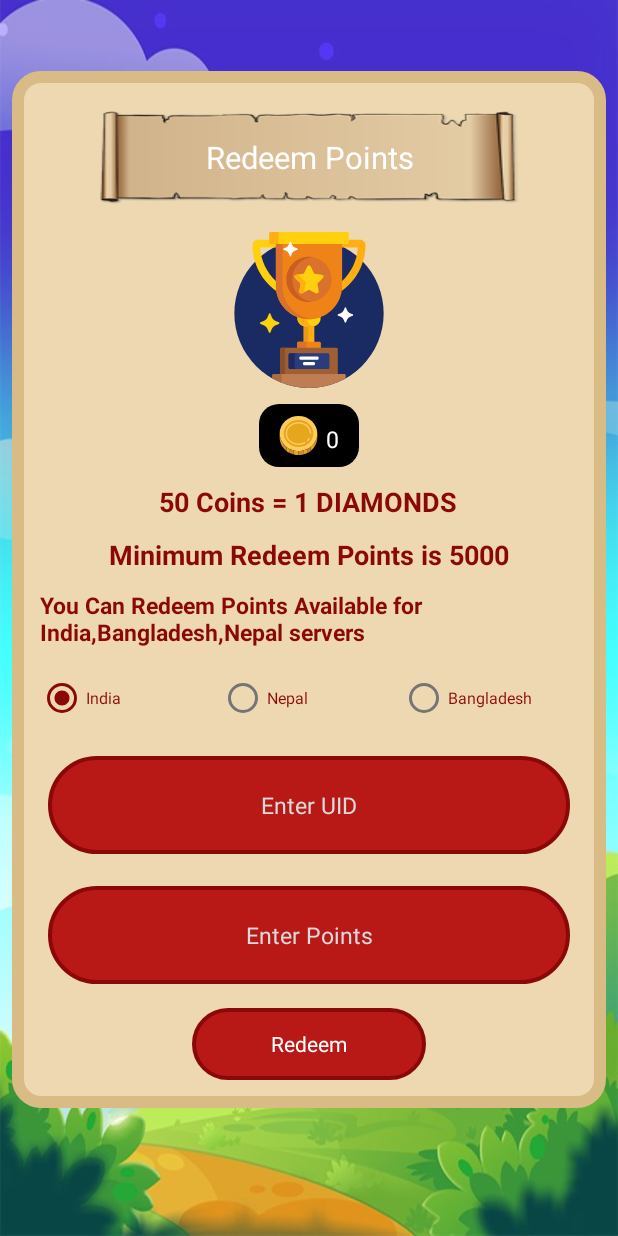
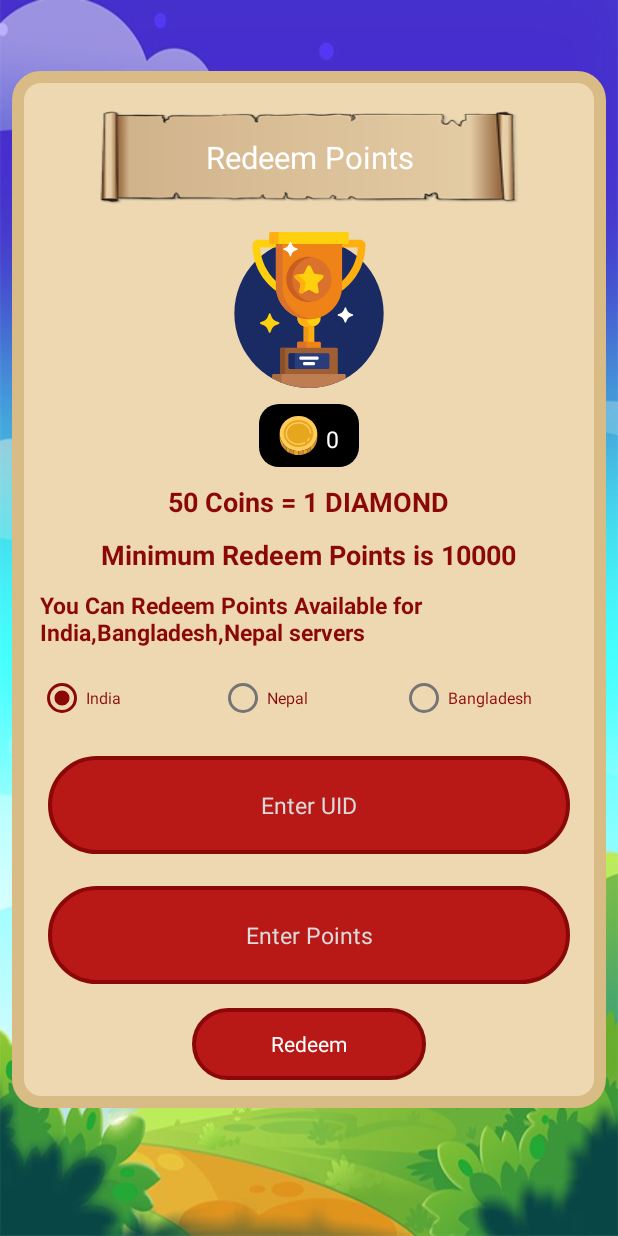
Before and after one commit to nahian66/diamondsandelitepass, an Android app: the RedeemActivity screen opened directly, with no data from a screen before it, on a phone screen of 412 x 824 dp. Run offline under Robolectric (Android 15) with nearby library versions, the light colour scheme and no system bars; our stand-ins replace AdMob, Volley, sdp/ssp sizes; libraries missing offline, so code that uses them is left out: com.facebook.ads; Roboto replaces fonts that are not available here.

Commit message:
Major Bug Fixed Stability issue fixed 50% more gold on spinner Minimum redeem coins 10000 = 200 Diamonds Now less ads

```diff
--- a/app/build.gradle
+++ b/app/build.gradle
@@ -5,14 +5,13 @@ android {
     buildToolsVersion '30.0.3'
 
     defaultConfig {
-        //applicationId "com.scrachandearn.codestudio"
         applicationId "com.crisisstudio.fffdiamondsandelitespass"
         minSdkVersion 16
         targetSdkVersion 33
         // every time need to change version code
-        versionCode 7
+        versionCode 16
         // version name need to change every time
-        versionName "1.1.5"
+        versionName "1.2.6"
         multiDexEnabled true
         testInstrumentationRunner "androidx.test.runner.AndroidJUnitRunner"
         vectorDrawables.useSupportLibrary = true
--- a/app/src/main/java/com/rowdystudio/fffdiamondsandelitespass/activity/ScratchActivity.java
+++ b/app/src/main/java/com/rowdystudio/fffdiamondsandelitespass/activity/ScratchActivity.java
@@ -234,7 +234,7 @@ public class ScratchActivity extends AppCompatActivity implements ScratchListene
                     }
                     if (scratch_count == Integer.parseInt(getResources().getString(R.string.rewarded_and_interstitial_ads_between_count))) {
                         if (rewardShow) {
-                            Log.e(TAG, "onReachTarget: rewaded ads showing method");
+                            Log.e(TAG, "onReachTarget: rewarded ads showing method");
                             if (getResources().getString(R.string.ad_network).equals("startapp")) {
                                 ShowInterstital();
                             } else {
@@ -276,7 +276,8 @@ public class ScratchActivity extends AppCompatActivity implements ScratchListene
         TextView points_text = dialog.findViewById(R.id.points);
         AppCompatButton add_btn = dialog.findViewById(R.id.add_btn);
         AppCompatButton cancel_btn = dialog.findViewById(R.id.cancel_btn);
-        cancel_btn.setVisibility(View.VISIBLE);
+        // ads cannot cancel
+        cancel_btn.setVisibility(View.GONE);
         imageView.setImageResource(R.drawable.ic_trophy);
         add_btn.setText("Yes");
         title_text.setText("Watch Full Video");
--- a/app/src/main/res/values/strings.xml
+++ b/app/src/main/res/values/strings.xml
@@ -20,12 +20,11 @@
 -->
 
 
-    <!--TODO change these admob id's with your own admob ads -->
+    <!-- main admob ads -->
     <string name="admob_app_id" translatable="false">ca-app-pub-5113615350429592~6120167782</string>
     <string name="admob_banner_ad_id" translatable="false">ca-app-pub-5113615350429592/1741939076</string>
     <string name="admob_interstitial_ad_id" translatable="false">ca-app-pub-5113615350429592/5295500263</string>
     <string name="admob_rewarded_video_id" translatable="false">ca-app-pub-5113615350429592/6305329609</string>
-
 
 
     <!--TODO change these facebook id's with your own facebook ads-->
@@ -42,7 +41,7 @@
     <string name="terms_and_condition_link" translatable="false">https://sites.google.com/view/fffdiamondsandelitepasses/home</string>
 
     <!--TODO change these minimum Redeem Amount-->
-    <string name="minimum_redeem_amount" translatable="false">5000</string>
+    <string name="minimum_redeem_amount" translatable="false">10000</string>
 
     <!--TODO change these singup bonus give to user at sign up-->
     <string name="singup_bonus_points" translatable="false">500</string>
@@ -123,8 +122,8 @@
     <string name="not_change_email">You can\'t change email</string>
     <string name="privacy_policy">Privacy Policy</string>
     <string name="music">Music</string>
-    <string name="withdraw_term">Minimum Redeem Points is 5000</string>
-    <string name="oneCoinEquleTwo">50 Coins = 1 DIAMONDS</string>
+    <string name="withdraw_term">Minimum Redeem Points is 10000</string>
+    <string name="oneCoinEquleTwo">50 Coins = 1 DIAMOND</string>
     <string name="number_or_upi">Enter UID</string>
     <string name="withdraw_methods">You Can Redeem Points Available for India,Bangladesh,Nepal servers</string>
     <string name="withdraw_money">Redeem</string>
```
Also changed, not shown: app/src/main/java/com/rowdystudio/fffdiamondsandelitespass/activity/SpinActivity.java (+13 -12 lines), 1 other file.
